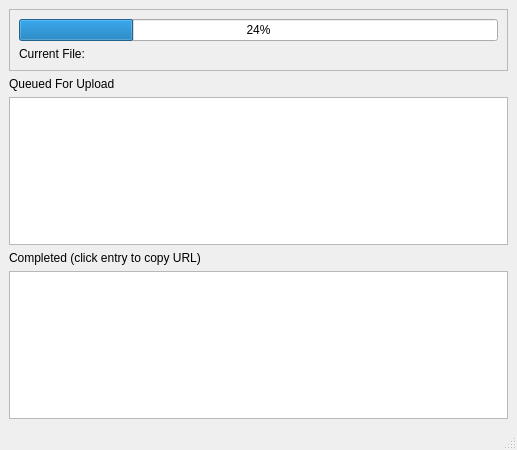
Old version of the form uploadfileswindow.ui in the repository nickdonnelly/horus.
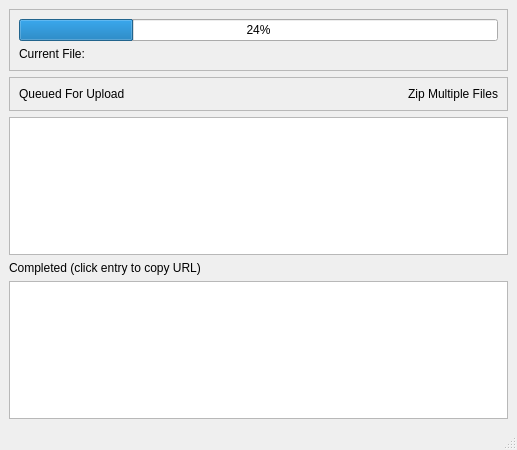
New version of the form.

Commit message: Added switch to change between zipping/no zipping on the file dropper.

Patch:
```diff
--- a/uploadfileswindow.ui
+++ b/uploadfileswindow.ui
@@ -66,10 +66,36 @@
      </widget>
     </item>
     <item>
-     <widget class="QLabel" name="lblQueue">
-      <property name="text">
-       <string>Queued For Upload</string>
+     <widget class="QFrame" name="frameQueue">
+      <property name="frameShape">
+       <enum>QFrame::StyledPanel</enum>
       </property>
+      <property name="frameShadow">
+       <enum>QFrame::Raised</enum>
+      </property>
+      <layout class="QHBoxLayout" name="horizontalLayout">
+       <item>
+        <layout class="QHBoxLayout" name="layoutQueueLabel">
+         <item>
+          <widget class="QLabel" name="lblQueue">
+           <property name="text">
+            <string>Queued For Upload</string>
+           </property>
+          </widget>
+         </item>
+         <item>
+          <widget class="QLabel" name="lblZipSwitch">
+           <property name="text">
+            <string>Zip Multiple Files</string>
+           </property>
+           <property name="alignment">
+            <set>Qt::AlignRight|Qt::AlignTrailing|Qt::AlignVCenter</set>
+           </property>
+          </widget>
+         </item>
+        </layout>
+       </item>
+      </layout>
      </widget>
     </item>
     <item>
```
The commit also changes 6 other files.
